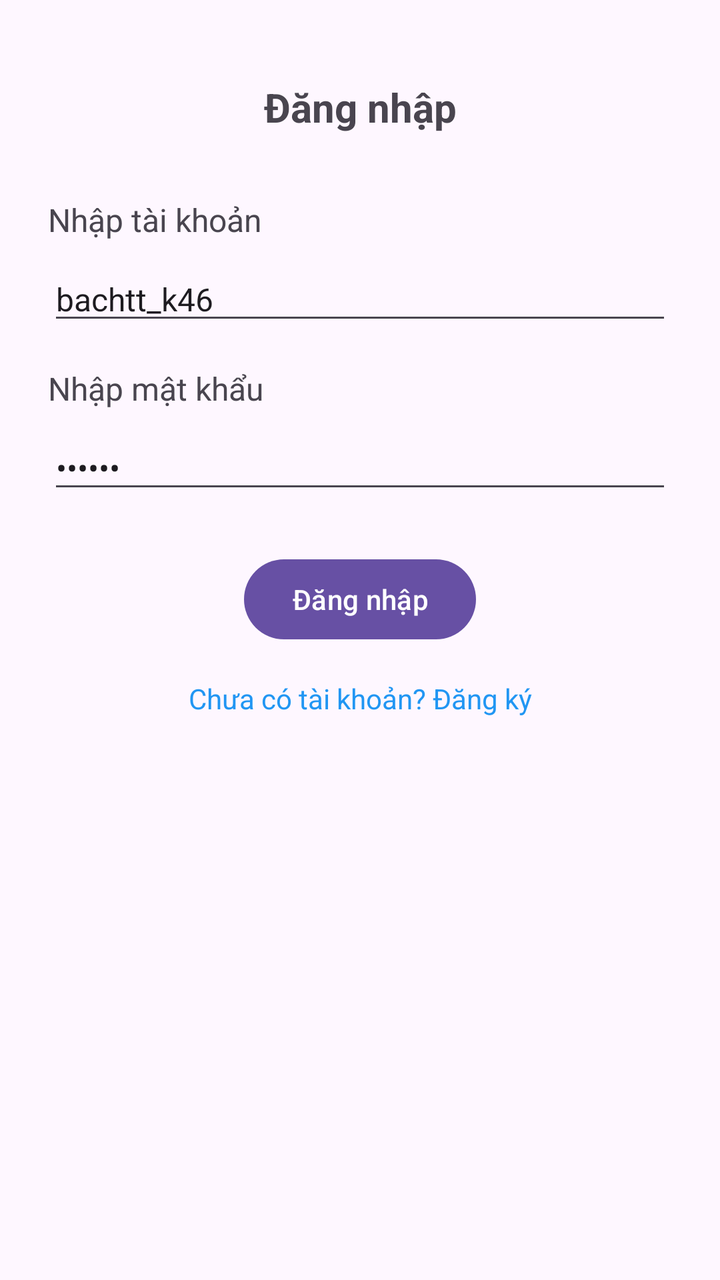
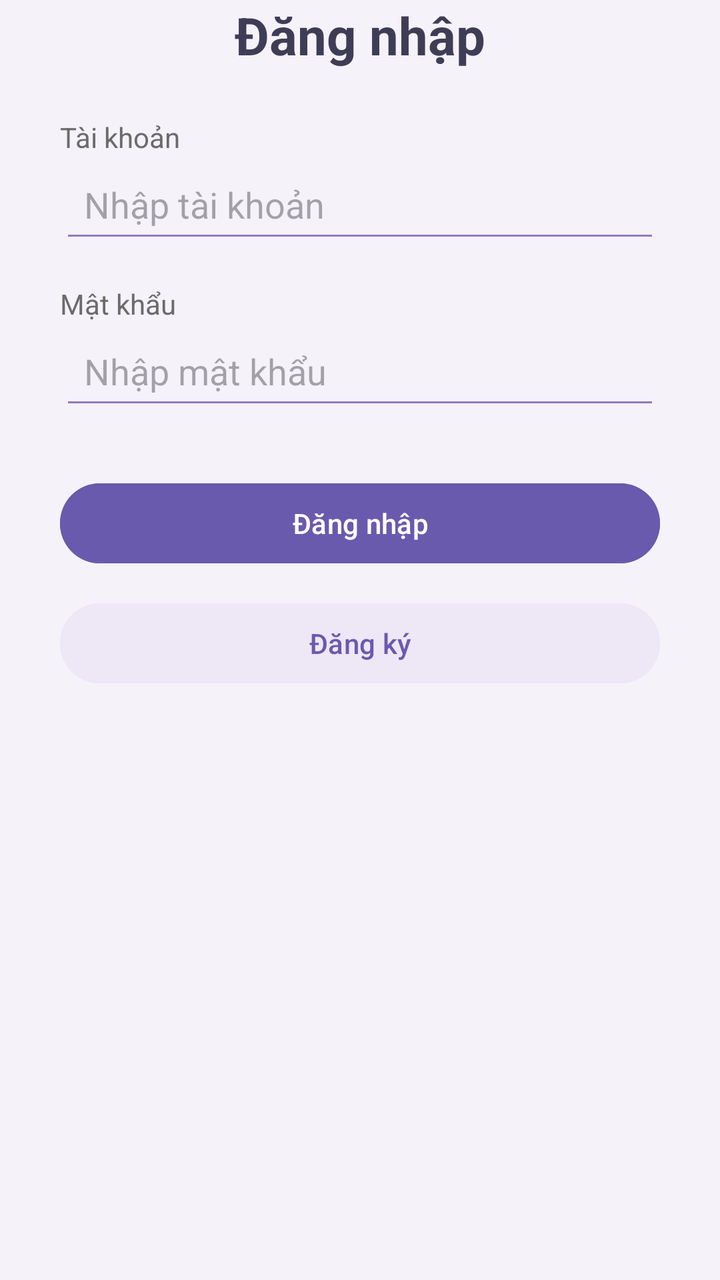

Screens rendered from an Android XML layout before and after an edit, with the pre-edit source and the edit as a unified diff.
<!-- AndroidManifest.xml: application theme Theme.Project_02 -->
<!-- res/layout/activity_main.xml -->
<?xml version="1.0" encoding="utf-8"?>
<androidx.constraintlayout.widget.ConstraintLayout xmlns:android="http://schemas.android.com/apk/res/android"
    xmlns:app="http://schemas.android.com/apk/res-auto"
    xmlns:tools="http://schemas.android.com/tools"
    android:id="@+id/main"
    android:layout_width="match_parent"
    android:layout_height="match_parent"
    tools:context=".MainActivity">

    
    <TextView
        android:id="@+id/titleLogin"
        android:layout_width="wrap_content"
        android:layout_height="wrap_content"
        android:text="Đăng nhập"
        android:textSize="20sp"
        android:textStyle="bold"
        app:layout_constraintTop_toTopOf="parent"
        app:layout_constraintStart_toStartOf="parent"
        app:layout_constraintEnd_toEndOf="parent"
        android:layout_marginTop="40dp" />

    
    <TextView
        android:id="@+id/textViewAccount"
        android:layout_width="wrap_content"
        android:layout_height="wrap_content"
        android:text="Nhập tài khoản"
        android:textSize="16sp"
        app:layout_constraintTop_toBottomOf="@id/titleLogin"
        app:layout_constraintStart_toStartOf="parent"
        android:layout_marginTop="32dp"
        android:layout_marginStart="24dp"/>

    
    <EditText
        android:id="@+id/username"
        android:layout_width="0dp"
        android:layout_height="wrap_content"
        android:hint="Tài khoản"
        android:inputType="text"
        android:textColorHint="#A6A6A6"
        android:textSize="16sp"
        android:text="bachtt_k46"
        app:layout_constraintTop_toBottomOf="@id/textViewAccount"
        app:layout_constraintStart_toStartOf="parent"
        app:layout_constraintEnd_toEndOf="parent"
        android:layout_marginHorizontal="24dp"
        android:layout_marginTop="8dp"/>

    
    <TextView
        android:id="@+id/textViewPassword"
        android:layout_width="wrap_content"
        android:layout_height="wrap_content"
        android:text="Nhập mật khẩu"
        android:textSize="16sp"
        app:layout_constraintTop_toBottomOf="@id/username"
        app:layout_constraintStart_toStartOf="parent"
        android:layout_marginTop="16dp"
        android:layout_marginStart="24dp"/>

    
    <EditText
        android:id="@+id/password"
        android:layout_width="0dp"
        android:layout_height="wrap_content"
        android:hint="Mật khẩu"
        android:inputType="textPassword"
        android:textColorHint="#A6A6A6"
        android:textSize="16sp"
        android:text="020543"
        app:layout_constraintTop_toBottomOf="@id/textViewPassword"
        app:layout_constraintStart_toStartOf="parent"
        app:layout_constraintEnd_toEndOf="parent"
        android:layout_marginHorizontal="24dp"
        android:layout_marginTop="8dp"/>

    
    <Button
        android:id="@+id/submit"
        android:layout_width="wrap_content"
        android:layout_height="wrap_content"
        android:text="Đăng nhập"
        app:layout_constraintTop_toBottomOf="@id/password"
        app:layout_constraintStart_toStartOf="parent"
        app:layout_constraintEnd_toEndOf="parent"
        android:layout_marginTop="24dp"/>

    
    <TextView
        android:id="@+id/goToRegister"
        android:layout_width="wrap_content"
        android:layout_height="wrap_content"
        android:text="Chưa có tài khoản? Đăng ký"
        android:textColor="#2196F3"
        android:textSize="14sp"
        app:layout_constraintTop_toBottomOf="@id/submit"
        app:layout_constraintStart_toStartOf="parent"
        app:layout_constraintEnd_toEndOf="parent"
        android:layout_marginTop="16dp"/>

</androidx.constraintlayout.widget.ConstraintLayout>
<!-- resources referenced by this layout -->
<resources>
  <style name="Theme.Project_02" parent="Base.Theme.Project_02" />
  <style name="Base.Theme.Project_02" parent="Theme.Material3.DayNight.NoActionBar">
          
          
      </style>
</resources>

<!-- the commit's change to res/layout/activity_main.xml (unified diff, before → after) -->
@@ -1,103 +1,92 @@
 <?xml version="1.0" encoding="utf-8"?>
-<androidx.constraintlayout.widget.ConstraintLayout xmlns:android="http://schemas.android.com/apk/res/android"
+<androidx.constraintlayout.widget.ConstraintLayout
+    xmlns:android="http://schemas.android.com/apk/res/android"
     xmlns:app="http://schemas.android.com/apk/res-auto"
-    xmlns:tools="http://schemas.android.com/tools"
     android:id="@+id/main"
     android:layout_width="match_parent"
     android:layout_height="match_parent"
-    tools:context=".MainActivity">
+    android:background="#F6F2FA">
 
     
     <TextView
-        android:id="@+id/titleLogin"
+        android:id="@+id/txtTitle"
         android:layout_width="wrap_content"
         android:layout_height="wrap_content"
         android:text="Đăng nhập"
-        android:textSize="20sp"
+        android:textSize="26sp"
         android:textStyle="bold"
+        android:textColor="#3F3D56"
         app:layout_constraintTop_toTopOf="parent"
+        app:layout_constraintBottom_toTopOf="@id/textView"
+        app:layout_constraintVertical_bias="0.3"
         app:layout_constraintStart_toStartOf="parent"
-        app:layout_constraintEnd_toEndOf="parent"
-        android:layout_marginTop="40dp" />
+        app:layout_constraintEnd_toEndOf="parent"/>
 
-    
     <TextView
-        android:id="@+id/textViewAccount"
+        android:id="@+id/textView"
         android:layout_width="wrap_content"
         android:layout_height="wrap_content"
-        android:text="Nhập tài khoản"
-        android:textSize="16sp"
-        app:layout_constraintTop_toBottomOf="@id/titleLogin"
+        android:text="Tài khoản"
+        android:textColor="#6B6B6B"
+        app:layout_constraintTop_toBottomOf="@id/txtTitle"
+        app:layout_constraintStart_toStartOf="@id/edtUsername"
+        android:layout_marginTop="24dp"/>
+
+    <EditText
+        android:id="@+id/edtUsername"
+        android:layout_width="300dp"
+        android:layout_height="wrap_content"
+        android:hint="Nhập tài khoản"
+        android:inputType="text"
+        android:padding="12dp"
+        android:backgroundTint="#8E7CC3"
+        app:layout_constraintTop_toBottomOf="@id/textView"
         app:layout_constraintStart_toStartOf="parent"
-        android:layout_marginTop="32dp"
-        android:layout_marginStart="24dp"/>
+        app:layout_constraintEnd_toEndOf="parent"/>
 
-    
-    <EditText
-        android:id="@+id/username"
-        android:layout_width="0dp"
-        android:layout_height="wrap_content"
-        android:hint="Tài khoản"
-        android:inputType="text"
-        android:textColorHint="#A6A6A6"
-        android:textSize="16sp"
-        android:text="bachtt_k46"
-        app:layout_constraintTop_toBottomOf="@id/textViewAccount"
-        app:layout_constraintStart_toStartOf="parent"
-        app:layout_constraintEnd_toEndOf="parent"
-        android:layout_marginHorizontal="24dp"
-        android:layout_marginTop="8dp"/>
-
-    
     <TextView
-        android:id="@+id/textViewPassword"
+        android:id="@+id/textView2"
         android:layout_width="wrap_content"
         android:layout_height="wrap_content"
-        android:text="Nhập mật khẩu"
-        android:textSize="16sp"
-        app:layout_constraintTop_toBottomOf="@id/username"
-        app:layout_constraintStart_toStartOf="parent"
-        android:layout_marginTop="16dp"
-        android:layout_marginStart="24dp"/>
-
-    
-    <EditText
-        android:id="@+id/password"
-        android:layout_width="0dp"
-        android:layout_height="wrap_content"
-        android:hint="Mật khẩu"
-        android:inputType="textPassword"
-        android:textColorHint="#A6A6A6"
-        android:textSize="16sp"
-        android:text="020543"
-        app:layout_constraintTop_toBottomOf="@id/textViewPassword"
-        app:layout_constraintStart_toStartOf="parent"
-        app:layout_constraintEnd_toEndOf="parent"
-        android:layout_marginHorizontal="24dp"
-        android:layout_marginTop="8dp"/>
-
-    
-    <Button
-        android:id="@+id/submit"
-        android:layout_width="wrap_content"
-        android:layout_height="wrap_content"
-        android:text="Đăng nhập"
-        app:layout_constraintTop_toBottomOf="@id/password"
-        app:layout_constraintStart_toStartOf="parent"
-        app:layout_constraintEnd_toEndOf="parent"
-        android:layout_marginTop="24dp"/>
-
-    
-    <TextView
-        android:id="@+id/goToRegister"
-        android:layout_width="wrap_content"
-        android:layout_height="wrap_content"
-        android:text="Chưa có tài khoản? Đăng ký"
-        android:textColor="#2196F3"
-        android:textSize="14sp"
-        app:layout_constraintTop_toBottomOf="@id/submit"
-        app:layout_constraintStart_toStartOf="parent"
-        app:layout_constraintEnd_toEndOf="parent"
+        android:text="Mật khẩu"
+        android:textColor="#6B6B6B"
+        app:layout_constraintTop_toBottomOf="@id/edtUsername"
+        app:layout_constraintStart_toStartOf="@id/edtUsername"
         android:layout_marginTop="16dp"/>
 
+    <EditText
+        android:id="@+id/edtPassword"
+        android:layout_width="300dp"
+        android:layout_height="wrap_content"
+        android:hint="Nhập mật khẩu"
+        android:inputType="textPassword"
+        android:padding="12dp"
+        android:backgroundTint="#8E7CC3"
+        app:layout_constraintTop_toBottomOf="@id/textView2"
+        app:layout_constraintStart_toStartOf="@id/edtUsername"/>
+
+    <Button
+        android:id="@+id/btnLogin"
+        android:layout_width="300dp"
+        android:layout_height="48dp"
+        android:text="Đăng nhập"
+        android:textColor="@android:color/white"
+        android:textAllCaps="false"
+        android:backgroundTint="#6A5AAE"
+        app:layout_constraintTop_toBottomOf="@id/edtPassword"
+        app:layout_constraintStart_toStartOf="@id/edtPassword"
+        android:layout_marginTop="28dp"/>
+
+    <Button
+        android:id="@+id/btnRegister"
+        android:layout_width="300dp"
+        android:layout_height="48dp"
+        android:text="Đăng ký"
+        android:textColor="#6A5AAE"
+        android:textAllCaps="false"
+        android:backgroundTint="#EDE7F6"
+        app:layout_constraintTop_toBottomOf="@id/btnLogin"
+        app:layout_constraintStart_toStartOf="@id/btnLogin"
+        android:layout_marginTop="12dp"/>
+
 </androidx.constraintlayout.widget.ConstraintLayout>
